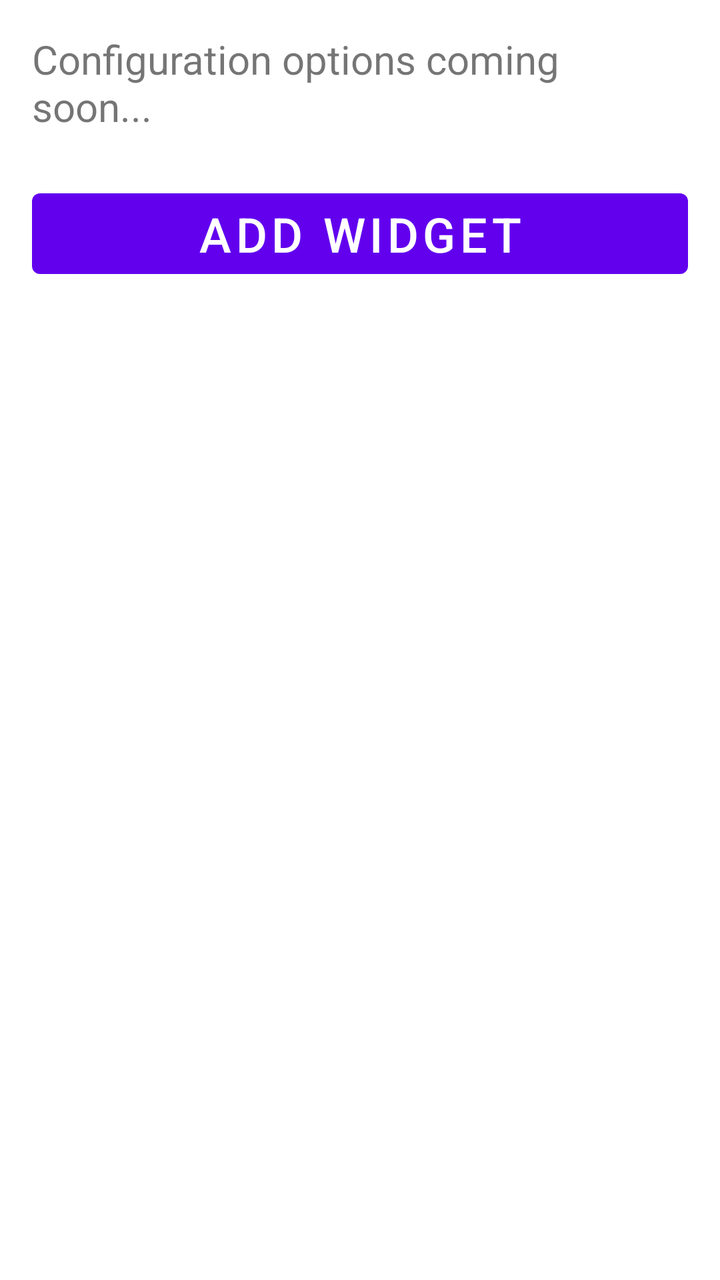
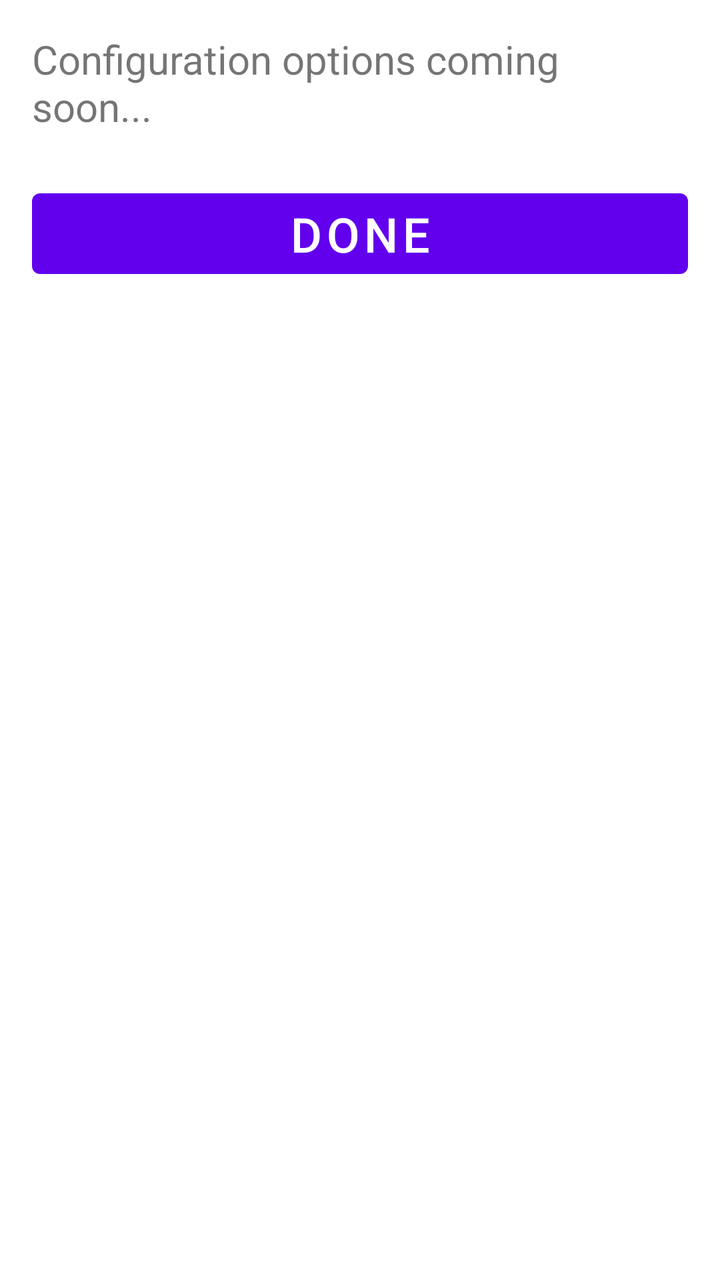

Two renders of the same Android screen: before a commit and after it. Below are the layout's source before the change and the commit's diff.
<!-- AndroidManifest.xml: application theme Theme.BatteryClock -->
<!-- res/layout/battery_clock_widget_configure.xml -->
<?xml version="1.0" encoding="utf-8"?>
<LinearLayout xmlns:android="http://schemas.android.com/apk/res/android"
    xmlns:app="http://schemas.android.com/apk/res-auto"
    xmlns:tools="http://schemas.android.com/tools"
    android:layout_width="match_parent"
    android:layout_height="match_parent"
    android:orientation="vertical"
    android:padding="16dp">

    <androidx.constraintlayout.widget.ConstraintLayout
        android:layout_width="match_parent"
        android:layout_height="match_parent">

        <TextView
            android:id="@+id/textView2"
            android:layout_width="match_parent"
            android:layout_height="wrap_content"
            android:text="Configuration options coming soon..."
            android:textSize="20sp" />

        <Button
            android:id="@+id/buttonAdd"
            android:layout_width="0dp"
            android:layout_height="wrap_content"
            android:layout_marginTop="24dp"
            android:text="@string/add_widget"
            android:textSize="24sp"
            app:layout_constraintEnd_toEndOf="parent"
            app:layout_constraintHorizontal_bias="0.0"
            app:layout_constraintStart_toStartOf="parent"
            app:layout_constraintTop_toBottomOf="@+id/textView2" />
    </androidx.constraintlayout.widget.ConstraintLayout>
</LinearLayout>
<!-- resources referenced by this layout -->
<resources>
  <string name="add_widget">Add widget</string>
  <style name="Theme.BatteryClock" parent="Theme.MaterialComponents.DayNight.DarkActionBar">
          
          <item name="colorPrimary">@color/purple_500</item>
          <item name="colorPrimaryVariant">@color/purple_700</item>
          <item name="colorOnPrimary">@color/white</item>
          
          <item name="colorSecondary">@color/teal_200</item>
          <item name="colorSecondaryVariant">@color/teal_700</item>
          <item name="colorOnSecondary">@color/black</item>
          
          <item name="android:statusBarColor">?attr/colorPrimaryVariant</item>
          
      </style>
  <color name="purple_500">#FF6200EE</color>
  <color name="purple_700">#FF3700B3</color>
  <color name="white">#FFFFFFFF</color>
  <color name="teal_200">#FF03DAC5</color>
  <color name="teal_700">#FF018786</color>
  <color name="black">#FF000000</color>
</resources>

<!-- the commit's change to res/layout/battery_clock_widget_configure.xml (unified diff, before → after) -->
@@ -23,7 +23,7 @@
             android:layout_width="0dp"
             android:layout_height="wrap_content"
             android:layout_marginTop="24dp"
-            android:text="@string/add_widget"
+            android:text="@string/done_button"
             android:textSize="24sp"
             app:layout_constraintEnd_toEndOf="parent"
             app:layout_constraintHorizontal_bias="0.0"
<!-- resource entries referenced after the edit -->
@@ -1,6 +1,6 @@
 <!-- resources referenced by this layout -->
 <resources>
-  <string name="add_widget">Add widget</string>
+  <string name="done_button">Done</string>
   <style name="Theme.BatteryClock" parent="Theme.MaterialComponents.DayNight.DarkActionBar">
           
           <item name="colorPrimary">@color/purple_500</item>
